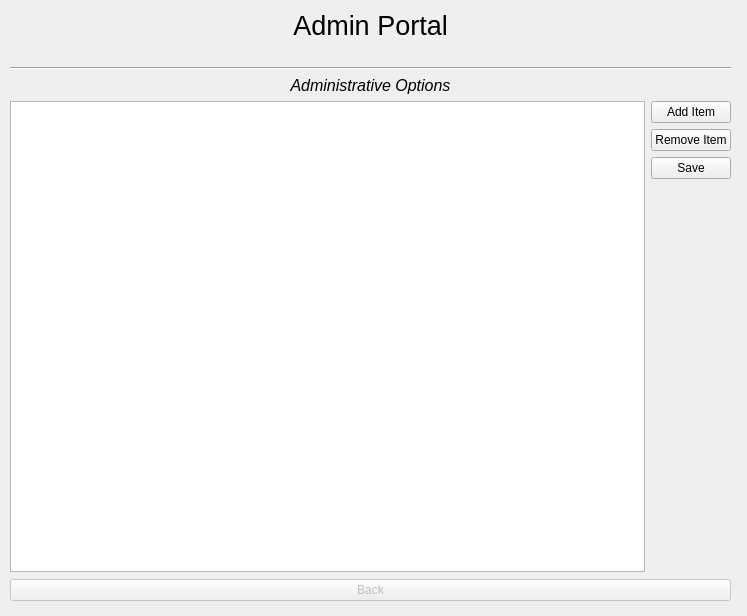
Before: the Qt Designer form Form Files/adminView.ui in alixabahena/SIMS, drawn with Qt 5.
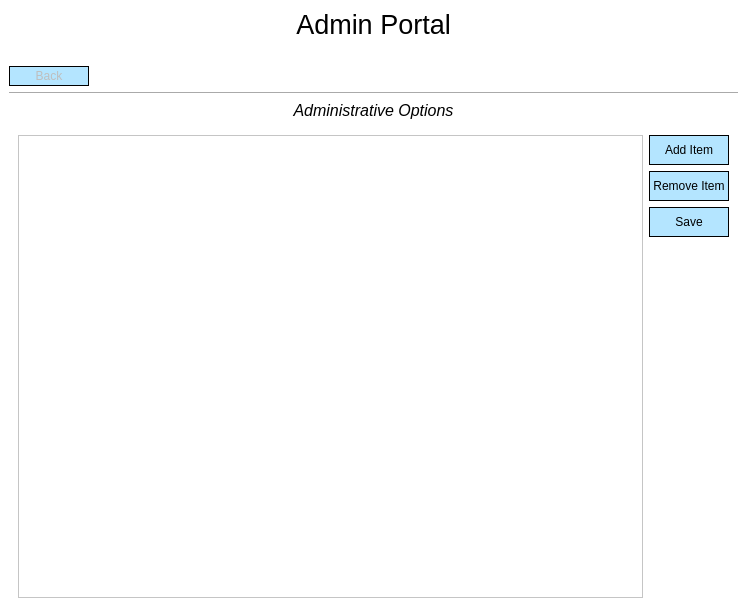
After: the same form once the commit is applied. The open tabs and pages were chosen to show the change.

Commit message: Changed the color of all UI to be uniform

```diff
--- a/Form Files/adminView.ui
+++ b/Form Files/adminView.ui
@@ -13,16 +13,12 @@
   <property name="windowTitle">
    <string>MainWindow</string>
   </property>
+  <property name="styleSheet">
+   <string notr="true">background-color: rgb(255, 255, 255);</string>
+  </property>
   <widget class="QWidget" name="centralwidget">
-   <widget class="QWidget" name="layoutWidget">
-    <property name="geometry">
-     <rect>
-      <x>10</x>
-      <y>10</y>
-      <width>721</width>
-      <height>591</height>
-     </rect>
-    </property>
+   <layout class="QVBoxLayout" name="verticalLayout_5">
+    <item>
     <layout class="QVBoxLayout" name="verticalLayout_2">
      <item>
       <layout class="QVBoxLayout" name="verticalLayout_4"/>
@@ -52,6 +48,32 @@
        </property>
       </widget>
      </item>
+      <item>
+       <widget class="QPushButton" name="backButton">
+        <property name="enabled">
+         <bool>false</bool>
+        </property>
+        <property name="sizePolicy">
+         <sizepolicy hsizetype="Fixed" vsizetype="Fixed">
+          <horstretch>0</horstretch>
+          <verstretch>0</verstretch>
+         </sizepolicy>
+        </property>
+        <property name="minimumSize">
+         <size>
+          <width>80</width>
+          <height>20</height>
+         </size>
+        </property>
+        <property name="styleSheet">
+         <string notr="true">background-color: rgb(180, 229, 255);
+border: 1px solid black;</string>
+        </property>
+        <property name="text">
+         <string>Back</string>
+        </property>
+       </widget>
+      </item>
      <item>
       <widget class="Line" name="line_2">
        <property name="orientation">
@@ -516,21 +538,39 @@
         </layout>
        </widget>
        <widget class="QWidget" name="DBViewer">
-        <widget class="QWidget" name="layoutWidget_2">
-         <property name="geometry">
-          <rect>
-           <x>0</x>
-           <y>0</y>
-           <width>721</width>
-           <height>471</height>
-          </rect>
-         </property>
+         <layout class="QVBoxLayout" name="verticalLayout_11">
+          <item>
          <layout class="QGridLayout" name="gridLayout_5">
           <item row="0" column="0" rowspan="5">
-           <widget class="QTableView" name="DBView"/>
+             <widget class="QTableView" name="DBView">
+              <property name="styleSheet">
+               <string notr="true">QScrollBar:horizontal { border: 1px solid black; 
+background: rgb(180, 229, 255); }
+
+QScrollBar:vertical { border: 1px solid black; 
+background: rgb(180, 229, 255); }
+</string>
+              </property>
+             </widget>
           </item>
           <item row="1" column="1">
            <widget class="QPushButton" name="removeItemButton">
+              <property name="sizePolicy">
+               <sizepolicy hsizetype="Maximum" vsizetype="Fixed">
+                <horstretch>0</horstretch>
+                <verstretch>0</verstretch>
+               </sizepolicy>
+              </property>
+              <property name="minimumSize">
+               <size>
+                <width>80</width>
+                <height>30</height>
+               </size>
+              </property>
+              <property name="styleSheet">
+               <string notr="true">background-color: rgb(180, 229, 255);
+border: 1px solid black;</string>
+              </property>
             <property name="text">
              <string>Remove Item</string>
             </property>
@@ -538,6 +578,22 @@
           </item>
           <item row="0" column="1">
            <widget class="QPushButton" name="addItemButton">
+              <property name="sizePolicy">
+               <sizepolicy hsizetype="Maximum" vsizetype="Fixed">
+                <horstretch>0</horstretch>
+                <verstretch>0</verstretch>
+               </sizepolicy>
+              </property>
+              <property name="minimumSize">
+               <size>
+                <width>80</width>
+                <height>30</height>
+               </size>
+              </property>
+              <property name="styleSheet">
+               <string notr="true">background-color: rgb(180, 229, 255);
+border: 1px solid black;</string>
+              </property>
             <property name="text">
              <string>Add Item</string>
             </property>
@@ -545,28 +601,36 @@
           </item>
           <item row="2" column="1">
            <widget class="QPushButton" name="saveButton">
+              <property name="sizePolicy">
+               <sizepolicy hsizetype="Maximum" vsizetype="Fixed">
+                <horstretch>0</horstretch>
+                <verstretch>0</verstretch>
+               </sizepolicy>
+              </property>
+              <property name="minimumSize">
+               <size>
+                <width>80</width>
+                <height>30</height>
+               </size>
+              </property>
+              <property name="styleSheet">
+               <string notr="true">background-color: rgb(180, 229, 255);
+border: 1px solid black;</string>
+              </property>
             <property name="text">
              <string>Save</string>
             </property>
            </widget>
           </item>
          </layout>
+          </item>
+         </layout>
         </widget>
        </widget>
-      </widget>
-     </item>
-     <item>
-      <widget class="QPushButton" name="backButton">
-       <property name="enabled">
-        <bool>false</bool>
-       </property>
-       <property name="text">
-        <string>Back</string>
-       </property>
-      </widget>
-     </item>
-    </layout>
-   </widget>
+      </item>
+     </layout>
+    </item>
+   </layout>
   </widget>
   <action name="actionStudent_VIew">
    <property name="text">
```
Left out of the diff: 116 changed lines with no effect on the pictures. Lines whose indentation alone changed are shown as unchanged. The commit also changes 5 other files.
